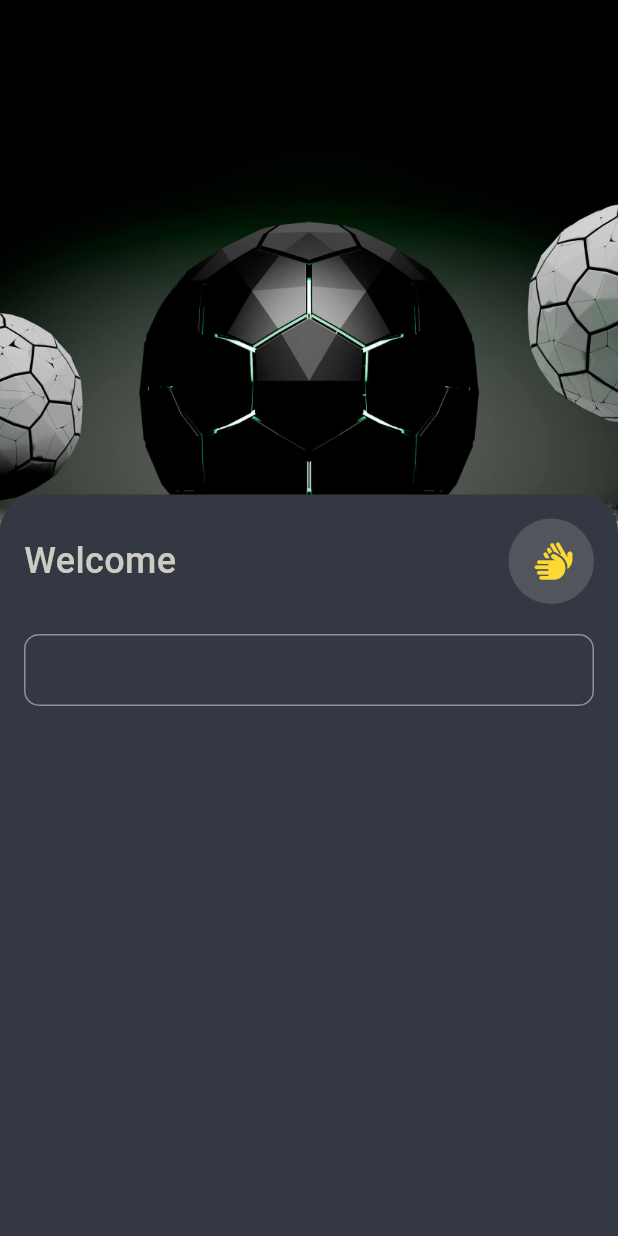
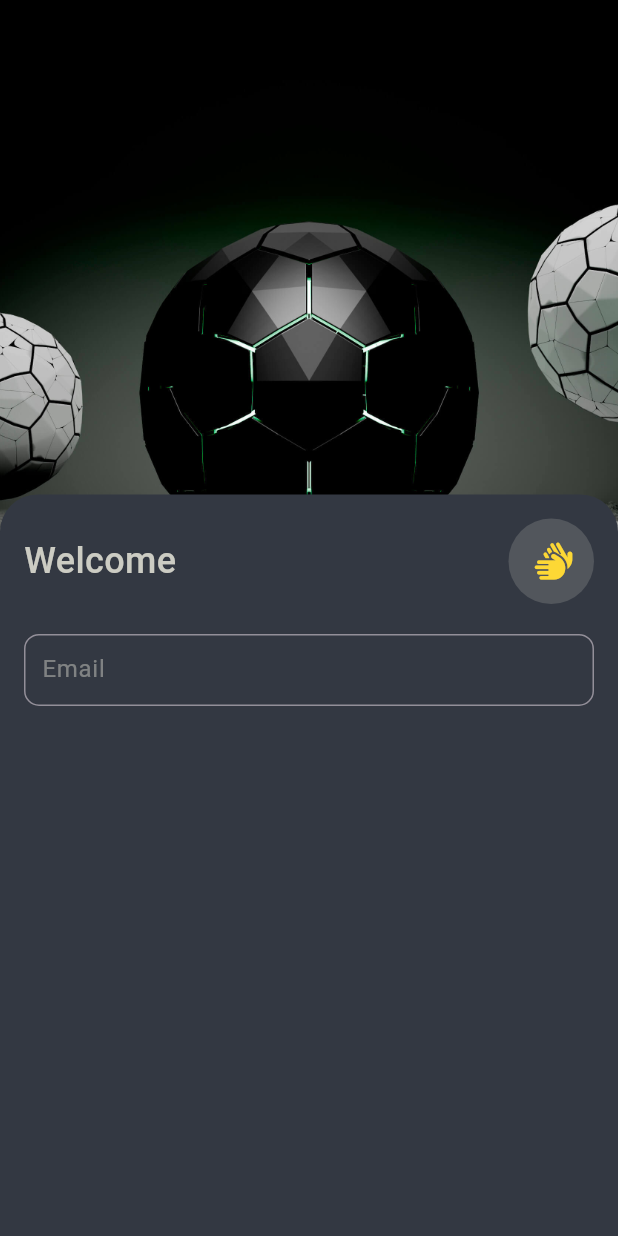
Before and after one commit to hafedh049/footy_shorts, a Flutter app: the screen it shows after launch, on a phone screen of 412 x 824 dp. Run offline on Flutter 3.47's test engine with Material 3 defaults, Android fonts, the phone set to English and light mode, and no system bars; drawn by our look-alikes of carousel_slider; our stand-ins replace firebase_auth, firebase_core, flutter_animate, get, google_nav_bar, hive and 3 more; missing offline and left inert: image_pickers; accounts and stored records are empty.

Commit message:
Modified  lib/views/auth/sign_in.dart

```diff
--- a/lib/views/auth/sign_in.dart
+++ b/lib/views/auth/sign_in.dart
@@ -82,7 +82,7 @@ class _SignInState extends State<SignIn> {
                                   contentPadding: const EdgeInsets.all(8),
                                   alignLabelWithHint: true,
                                   focusColor: gray,
-                                  hintStyle: TextStyle(color: gray.withOpacity(.5), fontSize: 16, fontWeight: FontWeight.w400),
+                                  hintStyle: TextStyle(color: white.withOpacity(.5), fontSize: 16, fontWeight: FontWeight.w400),
                                 ),
                               ),
                             ],
```
